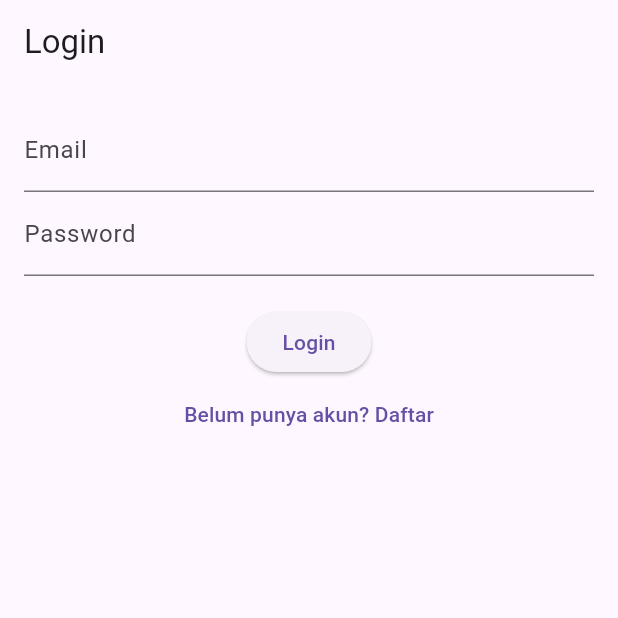
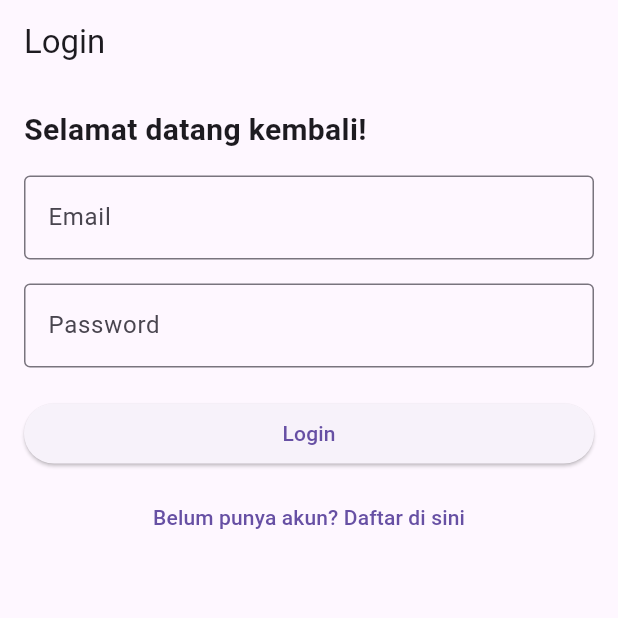
Before and after one commit to whymaull/prediksi_app, a Flutter app: the screen it shows after launch, on a phone screen of 412 x 824 dp, the top half of it. Run offline on Flutter 3.47's test engine with Material 3 defaults, Android fonts, the phone set to English and light mode, and no system bars; our stand-ins replace get, shared_preferences.

Commit message:
add feature (login, register, riwayat)

```diff
--- a/lib/app/modules/home/views/home_view.dart
+++ b/lib/app/modules/home/views/home_view.dart
@@ -5,8 +5,9 @@ import 'package:prediksi_app/app/routes/app_pages.dart';
 
 import '../controllers/home_controller.dart';
 
-class HomeView extends GetView<HomeController> {
-  const HomeView({super.key});
+class HomeView extends StatelessWidget {
+  final HomeController controller = Get.put(HomeController());
+  HomeView({super.key});
 
   @override
   Widget build(BuildContext context) {
--- a/lib/app/modules/login/views/login_view.dart
+++ b/lib/app/modules/login/views/login_view.dart
@@ -15,25 +15,44 @@ class LoginView extends GetView<LoginController> {
       body: Padding(
         padding: const EdgeInsets.all(16),
         child: Column(
+          crossAxisAlignment: CrossAxisAlignment.start,
           children: [
+            const Text(
+              "Selamat datang kembali!",
+              style: TextStyle(fontSize: 20, fontWeight: FontWeight.bold),
+            ),
+            const SizedBox(height: 16),
             TextField(
               onChanged: (val) => controller.email.value = val,
-              decoration: const InputDecoration(labelText: "Email"),
+              decoration: const InputDecoration(
+                labelText: "Email",
+                border: OutlineInputBorder(),
+              ),
             ),
+            const SizedBox(height: 16),
             TextField(
               obscureText: true,
               onChanged: (val) => controller.password.value = val,
-              decoration: const InputDecoration(labelText: "Password"),
+              decoration: const InputDecoration(
+                labelText: "Password",
+                border: OutlineInputBorder(),
+              ),
             ),
             const SizedBox(height: 20),
-            ElevatedButton(
-              onPressed: controller.login,
-              child: const Text("Login"),
+            SizedBox(
+              width: double.infinity,
+              child: ElevatedButton(
+                onPressed: controller.login,
+                child: const Text("Login"),
+              ),
             ),
-            TextButton(
-              onPressed: () => Get.toNamed(Routes.REGISTER),
-              child: const Text("Belum punya akun? Daftar"),
-            )
+            const SizedBox(height: 8),
+            Center(
+              child: TextButton(
+                onPressed: () => Get.toNamed(Routes.REGISTER),
+                child: const Text("Belum punya akun? Daftar di sini"),
+              ),
+            ),
           ],
         ),
       ),
--- a/lib/app/modules/register/views/register_view.dart
+++ b/lib/app/modules/register/views/register_view.dart
@@ -15,6 +15,11 @@ class RegisterView extends GetView<RegisterController> {
         padding: const EdgeInsets.all(16),
         child: Column(
           children: [
+            TextField(
+              onChanged: (val) => controller.username.value = val,
+              decoration: const InputDecoration(labelText: "Username"),
+            ),
+            const SizedBox(height: 16),
             TextField(
               onChanged: (val) => controller.email.value = val,
               decoration: const InputDecoration(labelText: "Email"),
--- a/lib/app/modules/splash/controllers/splash_controller.dart
+++ b/lib/app/modules/splash/controllers/splash_controller.dart
@@ -18,7 +18,7 @@ class SplashController extends GetxController {
     final userId = prefs.getString("user_id");
 
     if (userId != null) {
-      Get.offAllNamed(Routes.HOME);
+      Get.offAllNamed(Routes.MAIN);
     } else {
       Get.offAllNamed(Routes.LOGIN);
     }
--- a/lib/app/routes/app_routes.dart
+++ b/lib/app/routes/app_routes.dart
@@ -8,6 +8,8 @@ abstract class Routes {
   static const REGISTER = _Paths.REGISTER;
   static const SPLASH = _Paths.SPLASH;
   static const PREDIKSI = _Paths.PREDIKSI;
+  static const MAIN = _Paths.MAIN;
+  static const RIWAYAT = _Paths.RIWAYAT;
 }
 
 abstract class _Paths {
@@ -17,4 +19,6 @@ abstract class _Paths {
   static const REGISTER = '/register';
   static const SPLASH = '/splash';
   static const PREDIKSI = '/prediksi';
+  static const MAIN = '/main';
+  static const RIWAYAT = '/riwayat';
 }
```
Also changed, not shown: lib/app/controllers/bottom_navbar.dart (added, +9 -0 lines), lib/app/modules/login/controllers/login_controller.dart (+34 -5 lines), lib/app/modules/main/bindings/main_binding.dart (added, +20 -0 lines), lib/app/modules/main/controllers/main_controller.dart (added, +23 -0 lines), lib/app/modules/main/views/main_view.dart (added, +43 -0 lines), lib/app/modules/register/controllers/register_controller.dart (+32 -8 lines), lib/app/modules/riwayat/bindings/riwayat_binding.dart (added, +12 -0 lines), lib/app/modules/riwayat/controllers/riwayat_controller.dart (added, +49 -0 lines), lib/app/modules/riwayat/views/riwayat_view.dart (added, +51 -0 lines), lib/app/routes/app_pages.dart (+15 -1 lines), lib/app/services/auth_services.dart (added, +33 -0 lines).
